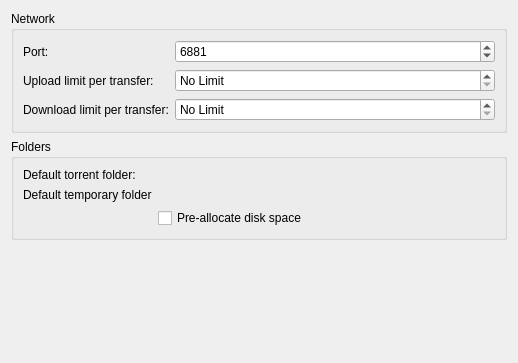
Above: transfer-plugins/bittorrent/btsettingswidget.ui from KDE/kget before the change. Below: the same form after it.
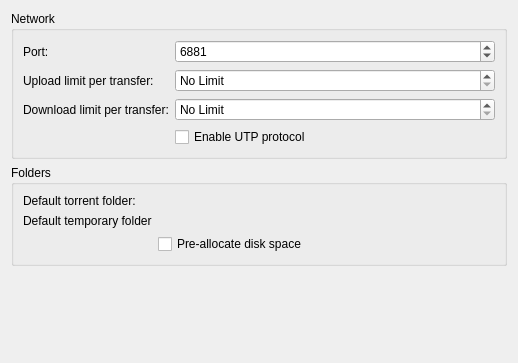
That is the form after the change. Custom widgets are drawn as their Qt base class.

Diff of the .ui file:
```diff
--- a/transfer-plugins/bittorrent/btsettingswidget.ui
+++ b/transfer-plugins/bittorrent/btsettingswidget.ui
@@ -82,6 +82,13 @@
         </property>
        </widget>
       </item>
+      <item row="3" column="1">
+       <widget class="QCheckBox" name="utpBox">
+        <property name="text">
+         <string>Enable UTP protocol</string>
+        </property>
+       </widget>
+      </item>
      </layout>
     </widget>
    </item>
```
Left out of the diff: 121 changed lines with no effect on the pictures.
